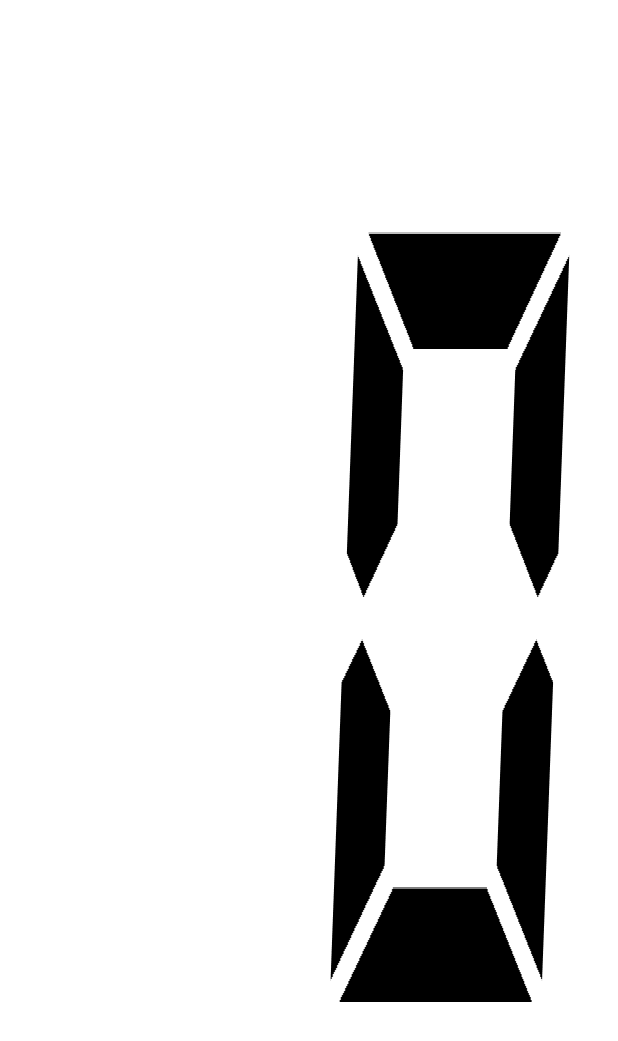
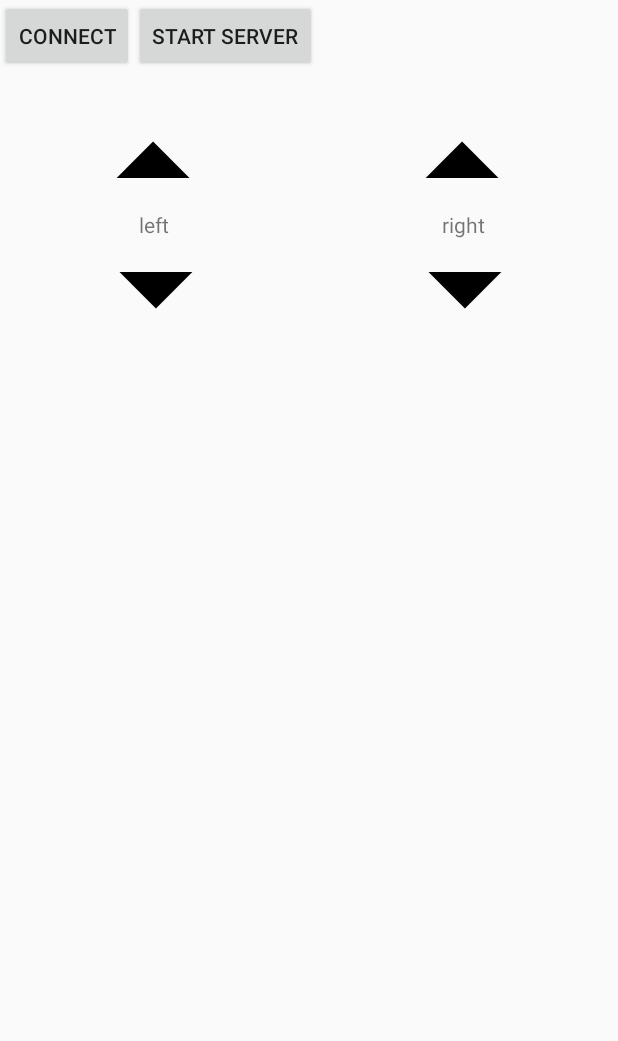
Before and after one commit to sek/ScoreDisplay, an Android app: the screen it shows after launch (MainActivity before the commit, ControllerActivity after it), on a phone screen of 412 x 824 dp. Shown: the top 1041 px of the screen. Run offline under Robolectric (Android 15) with nearby library versions, the phone set to English and light mode, and no system bars.

Commit message:
Add controller activity
- add gear FAB to load the controller activity
- telnet from laptop to phone works to set score

```diff
--- /dev/null
+++ b/app/src/main/res/drawable/up.xml
@@ -0,0 +1,17 @@
+<?xml version="1.0" encoding="utf-8"?>
+<layer-list xmlns:android="http://schemas.android.com/apk/res/android" >
+    <item>
+        <rotate
+            android:fromDegrees="45"
+            android:toDegrees="45"
+            android:pivotX="-40%"
+            android:pivotY="87%" >
+            <shape
+                android:shape="rectangle" >
+                <stroke android:color="@android:color/transparent" android:width="10dp"/>
+                <solid
+                    android:color="@color/score" />
+            </shape>
+        </rotate>
+    </item>
+</layer-list>
--- /dev/null
+++ b/app/src/main/res/layout/controller.xml
@@ -0,0 +1,96 @@
+<?xml version="1.0" encoding="utf-8"?>
+<RelativeLayout xmlns:android="http://schemas.android.com/apk/res/android"
+                android:layout_width="match_parent"
+                android:layout_height="match_parent">
+
+    <LinearLayout
+        android:layout_width="match_parent"
+        android:layout_height="wrap_content">
+
+        <Button
+            android:id="@+id/connect_button"
+            android:layout_width="wrap_content"
+            android:layout_height="wrap_content"
+            android:text="@string/connect"/>
+        <Button
+            android:id="@+id/start_server_button"
+            android:layout_width="wrap_content"
+            android:layout_height="wrap_content"
+            android:text="@string/start_server"/>
+    </LinearLayout>
+
+    <LinearLayout
+        android:id="@+id/controls"
+        android:layout_width="match_parent"
+        android:layout_height="200dp"
+        android:layout_marginTop="50dp"
+        android:orientation="horizontal">
+        <!-- TODO reduce duplication between left and right -->
+        <LinearLayout
+            android:id="@+id/left_controls"
+            android:layout_width="match_parent"
+            android:layout_height="match_parent"
+            android:layout_weight="1"
+            android:gravity="center_horizontal"
+            android:orientation="vertical">
+
+            <ImageView
+                android:id="@+id/left_up"
+                android:layout_width="@dimen/arrow_width"
+                android:layout_height="25dp"
+                android:layout_gravity="center_horizontal|bottom"
+                android:layout_weight="1"
+                android:src="@drawable/up"/>
+
+            <TextView
+                android:layout_width="wrap_content"
+                android:layout_height="wrap_content"
+                android:layout_weight="1"
+                android:gravity="center"
+                android:text="@string/left"/>
+
+            <ImageView
+                android:id="@+id/left_down"
+                android:layout_width="@dimen/arrow_width"
+                android:layout_height="25dp"
+                android:layout_gravity="center_horizontal|top"
+                android:layout_weight="1"
+                android:rotation="180"
+                android:src="@drawable/up"/>
+        </LinearLayout>
+
+        <LinearLayout
+            android:id="@+id/right_controls"
+            android:layout_width="match_parent"
+            android:layout_height="match_parent"
+            android:layout_weight="1"
+            android:gravity="center_horizontal"
+            android:orientation="vertical">
+
+            <ImageView
+                android:id="@+id/right_up"
+                android:layout_width="@dimen/arrow_width"
+                android:layout_height="25dp"
+                android:layout_gravity="center_horizontal|bottom"
+                android:layout_weight="1"
+                android:src="@drawable/up"/>
+
+            <TextView
+                android:layout_width="wrap_content"
+                android:layout_height="wrap_content"
+                android:layout_weight="1"
+                android:gravity="center"
+                android:text="@string/right"/>
+
+            <ImageView
+                android:id="@+id/right_down"
+                android:layout_width="@dimen/arrow_width"
+                android:layout_height="25dp"
+                android:layout_gravity="center_horizontal|top"
+                android:layout_weight="1"
+                android:rotation="180"
+                android:src="@drawable/up"/>
+        </LinearLayout>
+    </LinearLayout>
+
+</RelativeLayout>
--- a/app/src/main/res/values/dimens.xml
+++ b/app/src/main/res/values/dimens.xml
@@ -2,4 +2,5 @@
 <resources>
     <item name="score_y_scale" format="float" type="dimen">2.3</item>
     <dimen name="score_font_size">350dp</dimen>
+    <dimen name="arrow_width">70dp</dimen>
 </resources>
--- a/app/src/main/res/values/strings.xml
+++ b/app/src/main/res/values/strings.xml
@@ -3,5 +3,9 @@
 
     <string name="app_name">ScoreDisplay</string>
     <string name="hello_world">Hello world!</string>
+    <string name="connect">Connect</string>
+    <string name="left">left</string>
+    <string name="right">right</string>
+    <string name="start_server">Start Server</string>
 
 </resources>
```
Also changed, not shown: app/src/main/AndroidManifest.xml (+18 -7 lines), app/src/main/java/com/stankurdziel/scoredisplay/ControllerActivity.java (added, +152 -0 lines), app/src/main/java/com/stankurdziel/scoredisplay/MainActivity.java (+19 -2 lines), app/src/main/res/drawable/down.xml (added, +17 -0 lines), app/src/main/res/layout/main.xml (+15 -0 lines), app/src/main/res/drawable-xxhdpi/ic_dialog_gear.png (added).
